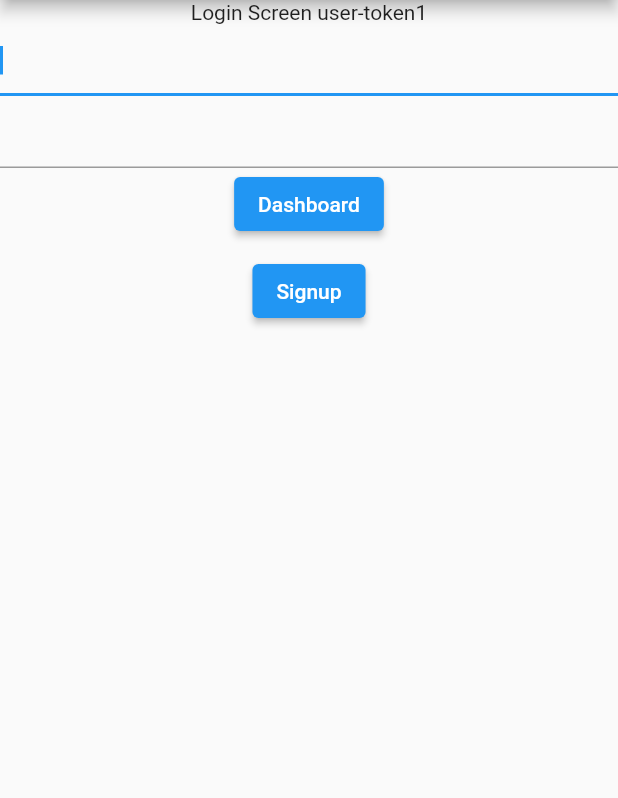
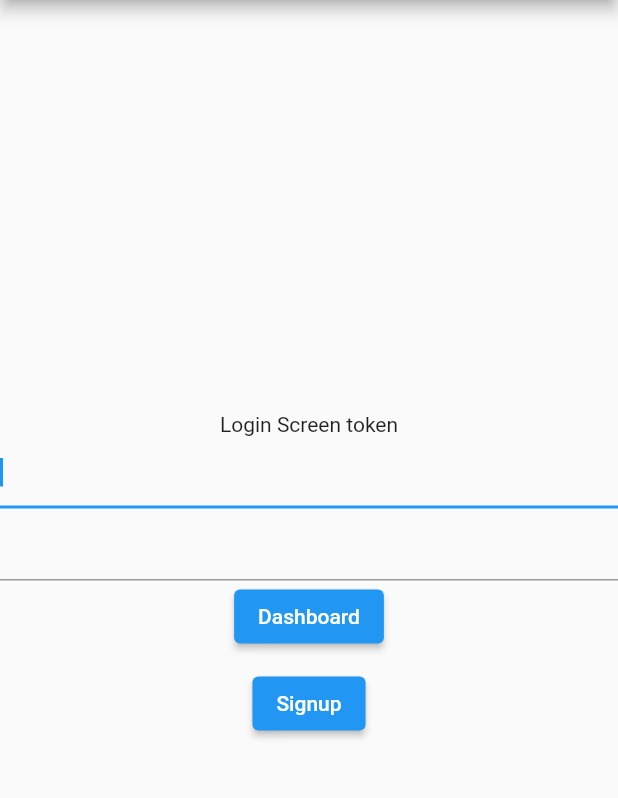
Before and after one commit to leefordjudes/table_tap, a Flutter app: the screen it shows after launch, after a tap on "Dashboard", after a tap on "Logout", on a phone screen of 412 x 824 dp, the part 84-882 px from its top. Run offline on Flutter 3.47's test engine with Material 3 defaults, Android fonts, the phone set to English and light mode, and no system bars; our stand-ins replace dio, flutter_bloc, freezed_annotation, get_storage, logger.

Commit message:
initial flow

```diff
--- a/lib/bloc/authentication_bloc/authentication_bloc.dart
+++ b/lib/bloc/authentication_bloc/authentication_bloc.dart
@@ -23,10 +23,9 @@ class AuthenticationBloc
     final token = api.storage.read<String>('token');
     if (token == null) {
       emit(Unauthenticated());
-      api.storage.write('token', 'user-token1');
       return;
     }
-    api.client.setHeader({'token': token});
+    // api.client.setHeader({'token': token});
     try {
       final UserProfileResponse profile = await api.getUserProfile();
       return emit(Authenticated(user: profile));
@@ -42,11 +41,9 @@ class AuthenticationBloc
   ) async {
     final token = api.storage.read<String>('token');
     if (token == null) {
-      emit(Unauthenticated());
-      api.storage.write('token', 'user-token1');
-      return;
+      return emit(Unauthenticated());
     }
-    api.client.setHeader({'token': token});
+    // api.client.setHeader({'token': token});
     try {
       final UserProfileResponse profile = await api.getUserProfile();
       return emit(Authenticated(user: profile));
--- a/lib/common/constants.dart
+++ b/lib/common/constants.dart
@@ -1,4 +1,4 @@
 // ignore_for_file: constant_identifier_names, non_constant_identifier_names
 
-// const String API_BASE_URL = 'http://queentouchtech.in/';
-const String API_BASE_URL = 'https://reqres.in1/api';
+const String API_BASE_URL = 'http://queentouchtech.in';
+// const String API_BASE_URL = 'https://reqres.in/api';
--- a/lib/features/auth/login_screen.dart
+++ b/lib/features/auth/login_screen.dart
@@ -35,13 +35,14 @@ class _LoginScreenState extends State<LoginScreen> {
       password: _passwordController.text,
     );
     try {
-      final UserProfileResponse user = await api.login(data);
+      final UserLoginResponse res = await api.login(data);
+      authenticationBloc.add(
+        AuthenticationSuccessEvent(token: res.token, user: res.user),
+      );
       _reset();
-      authenticationBloc.add(
-        AuthenticationSuccessEvent(token: token, user: user),
-      );
-    } catch (_) {
-      //graphQLApi.removeHeader(ApiHeader.xat);
+    } catch (ex) {
+      print('login screen submit');
+      print(ex.toString());
     }
   }
 
@@ -68,6 +69,8 @@ class _LoginScreenState extends State<LoginScreen> {
         key: _formKey,
         child: Center(
           child: Column(
+            mainAxisAlignment: MainAxisAlignment.center,
+            crossAxisAlignment: CrossAxisAlignment.center,
             children: [
               Text('Login Screen $token'),
               TextFormField(
--- a/lib/main.dart
+++ b/lib/main.dart
@@ -1,4 +1,5 @@
 import 'package:flutter/material.dart';
+import 'package:flutter/foundation.dart';
 
 import 'package:flutter_bloc/flutter_bloc.dart';
 import 'package:get_storage/get_storage.dart';
@@ -10,7 +11,9 @@ void main() async {
   WidgetsFlutterBinding.ensureInitialized();
 
   await GetStorage.init();
-  Bloc.observer = AppBlocObserver();
+  if (kDebugMode) {
+    Bloc.observer = AppBlocObserver();
+  }
 
   runApp(const App());
 }
```
Also changed, not shown: packages/api/lib/api.dart (+4 -4 lines), packages/api/lib/dio_client/dio_client.dart (+12 -9 lines), packages/api/lib/user/user.dart (+9 -4 lines).
